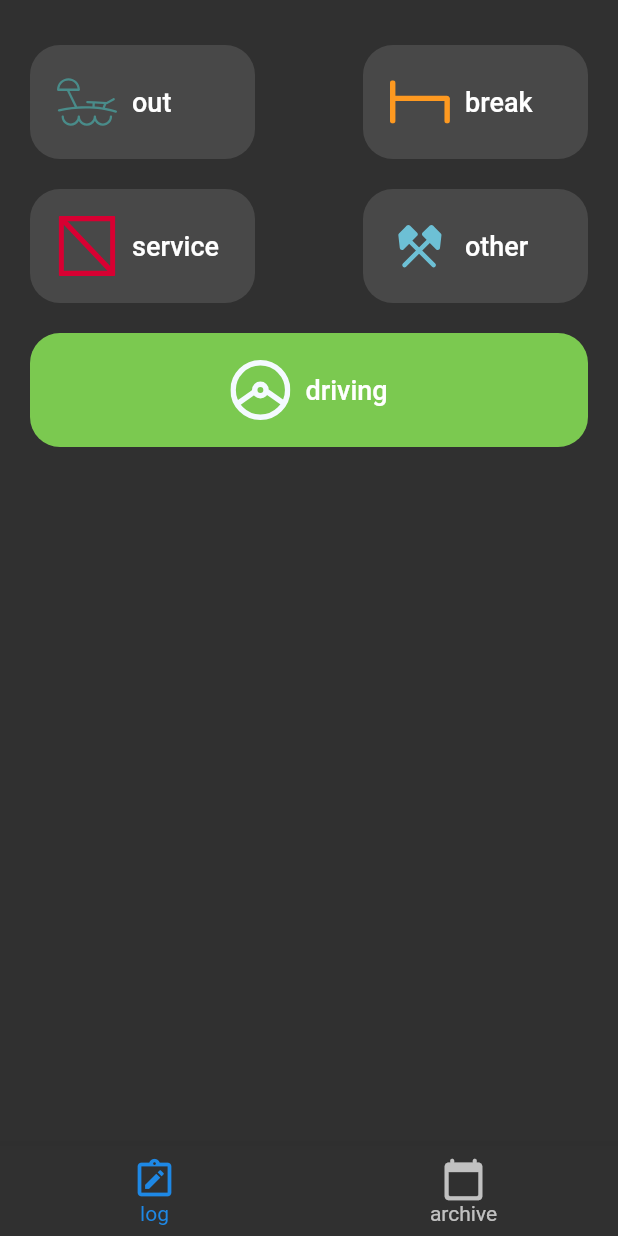
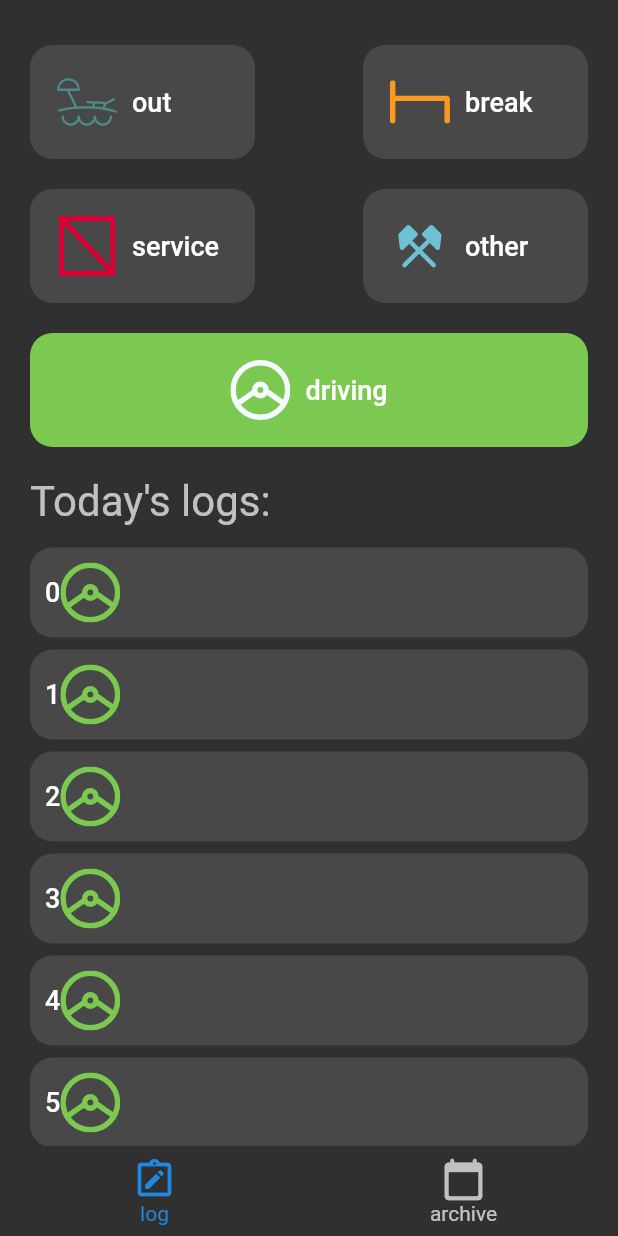
Before and after one commit to JTorkk/driving-time-logger, a Flutter app: the screen it shows after launch, on a phone screen of 412 x 824 dp. Run offline on Flutter 3.47's test engine with Material 2 defaults, Android fonts, the phone set to English and light mode, and no system bars; our stand-ins replace flutter_svg.

Commit message:
made log screen almost ready

```diff
--- a/driving_time_log/lib/driving_screen.dart
+++ b/driving_time_log/lib/driving_screen.dart
@@ -1,6 +1,8 @@
 import 'package:driving_time_log/resources/assets.dart';
 import 'package:driving_time_log/resources/colors.dart';
+import 'package:driving_time_log/resources/maps_lists_enums.dart';
 import 'package:driving_time_log/resources/widgets/button_with_icon.dart';
+import 'package:driving_time_log/resources/widgets/svg_icon.dart';
 import 'package:flutter/material.dart';
 
 class DrivingScreen extends StatelessWidget {
@@ -8,12 +10,14 @@ class DrivingScreen extends StatelessWidget {
 
   @override
   Widget build(BuildContext context) {
+    var theme = Theme.of(context).textTheme;
+
     return SafeArea(
       bottom: false,
       right: false,
       left: false,
       child: Container(
-        padding: const EdgeInsets.symmetric(vertical: 20, horizontal: 20),
+        padding: const EdgeInsets.fromLTRB(20, 20, 20, 0),
         child: Column(
           children: [
             Padding(
@@ -77,6 +81,50 @@ class DrivingScreen extends StatelessWidget {
                 },
               ),
             ),
+            const SizedBox(height: 10),
+            Row(
+              mainAxisAlignment: MainAxisAlignment.spaceBetween,
+              children: [
+                Text(
+                  "Today's logs:",
+                  style: theme.headline2,
+                ),
+                //TODO: add button to add new log
+                //button here
+              ],
+            ),
+            const SizedBox(height: 10),
+            Expanded(
+              child: ListView.builder(
+                itemCount: 20,
+                itemBuilder: (context, position) {
+                  return Container(
+                    margin: const EdgeInsets.symmetric(vertical: 4),
+                    decoration: const BoxDecoration(
+                      color: accent,
+                      borderRadius: BorderRadius.all(
+                        Radius.circular(15),
+                      ),
+                    ),
+                    child: Padding(
+                        padding: const EdgeInsets.all(10.0),
+                        child: Row(
+                          children: [
+                            Text(
+                              position.toString(),
+                              style: theme.bodyText1,
+                            ),
+                            SvgIcon(
+                              assetName: driving,
+                              size: 40,
+                              color: iconColors['driving'],
+                            )
+                          ],
+                        )),
+                  );
+                },
+              ),
+            ),
           ],
         ),
       ),
--- /dev/null
+++ b/driving_time_log/lib/resources/maps_lists_enums.dart
@@ -0,0 +1,30 @@
+import 'package:flutter/material.dart';
+
+import 'colors.dart';
+
+//maps
+Map<String, Color> iconColors = {
+  'driving': green,
+  'otherWork': blue,
+  'service': red,
+  'out': cyan,
+  'sleepAndBreak': orange,
+};
+
+//lists
+List<String> iconNames = [
+  'driving',
+  'otherWork',
+  'service',
+  'out',
+  'sleepAndBreak',
+];
+
+//enums
+enum Icons {
+  driving,
+  otherWork,
+  service,
+  out,
+  sleepAndBreak,
+}
--- a/driving_time_log/lib/resources/theme.dart
+++ b/driving_time_log/lib/resources/theme.dart
@@ -12,7 +12,7 @@ var darkTheme = ThemeData(
   // text styling for headlines, titles, bodies of text, and more.
   textTheme: const TextTheme(
     headline1: TextStyle(fontSize: 36.0, fontWeight: FontWeight.bold),
-    headline2: TextStyle(fontSize: 28.0, fontStyle: FontStyle.italic),
+    headline2: TextStyle(fontSize: 28.0),
     bodyText1: TextStyle(fontSize: 18.0),
   ),
 );
--- a/driving_time_log/lib/resources/widgets/button_with_icon.dart
+++ b/driving_time_log/lib/resources/widgets/button_with_icon.dart
@@ -33,7 +33,7 @@ class ButtonWithIcon extends StatelessWidget {
         decoration: BoxDecoration(
           color: selected ? color : accent,
           borderRadius: const BorderRadius.all(
-            Radius.circular(20),
+            Radius.circular(15),
           ),
         ),
         child: Padding(
--- /dev/null
+++ b/driving_time_log/lib/resources/widgets/current_days_logs.dart
@@ -0,0 +1 @@
+//TODO: move the lsit view and its fuctionality to here
```
